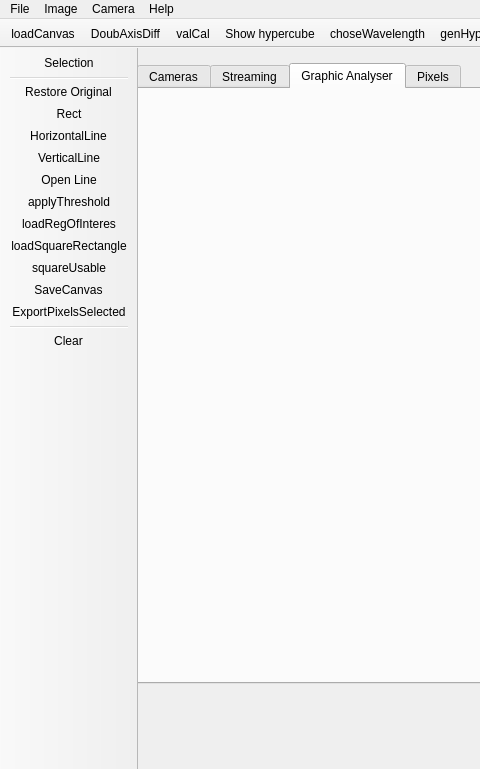
This is mainwindow.ui in JairoSalazarV/dotech.us_QtSquareHSI as Qt 5 draws it before an edit; both pictures show x 0 to 480 and y 0 to 769 of the 1141 by 769 pixel window. The edited form follows.
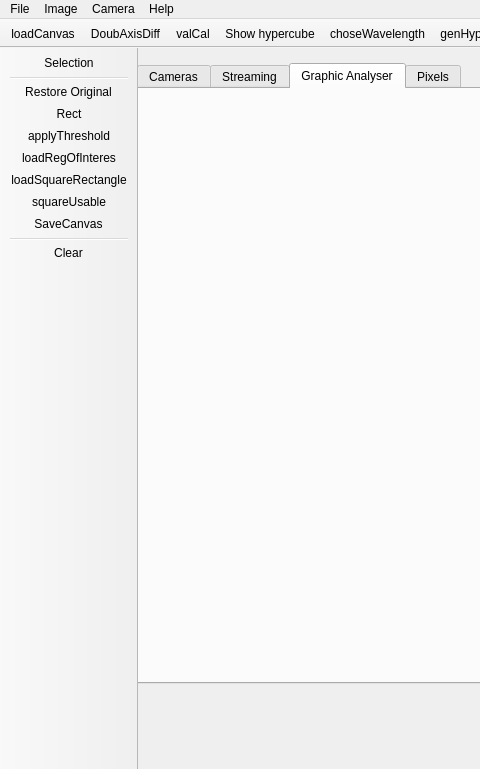
This is the edited form. Icons and pictures are not drawn.

Commit message: Deploying. Removing buttons and right menus

Patch:
```diff
--- a/mainwindow.ui
+++ b/mainwindow.ui
@@ -1120,15 +1120,11 @@
    <addaction name="separator"/>
    <addaction name="actionRestore_Original"/>
    <addaction name="actionRect"/>
-   <addaction name="actionHorizontalLine"/>
-   <addaction name="actionVerticalLine"/>
-   <addaction name="openLine"/>
    <addaction name="actionApplyThreshold"/>
    <addaction name="actionLoadRegOfInteres"/>
    <addaction name="actionLoadSquareRectangle"/>
    <addaction name="actionSquareUsable"/>
    <addaction name="actionSaveCanvas"/>
-   <addaction name="actionExportPixelsSelected"/>
    <addaction name="separator"/>
    <addaction name="actionClear"/>
   </widget>
```
The commit also changes 5 other files.
